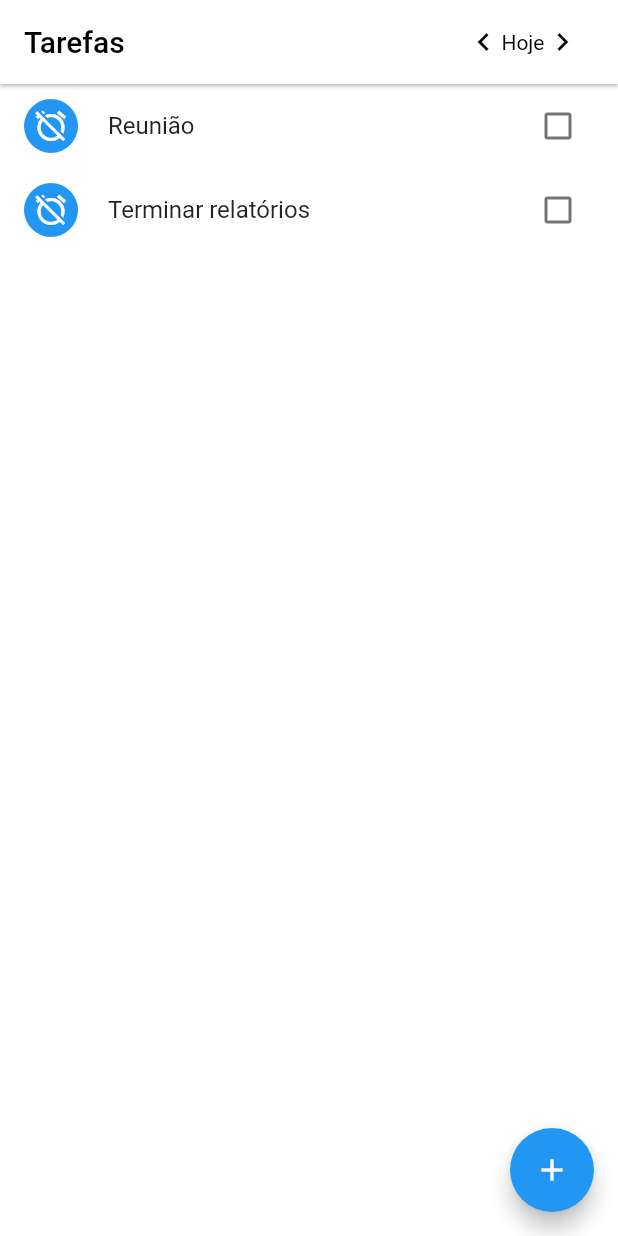
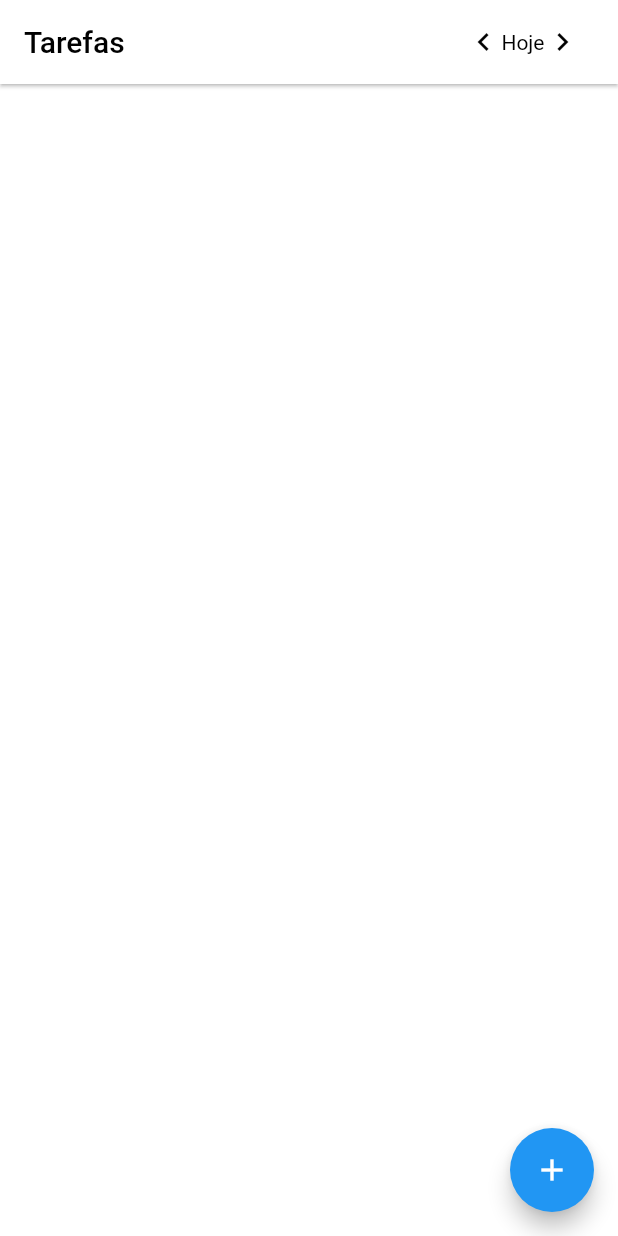
Before and after one commit to jpssantiago/task-app, a Flutter app: the screen it shows after launch, on a phone screen of 412 x 824 dp. Run offline on Flutter 3.47's test engine with Material 2 defaults, Android fonts, the phone set to English and light mode, and no system bars.

Commit message:
Code refactoring.

```diff
--- a/lib/data/test_data.dart
+++ /dev/null
@@ -1,18 +0,0 @@
-import 'package:task_app/models/task.dart';
-
-class TestData {
-  static List<Task> getTestTasks() {
-    return [
-      Task(
-        title: 'Reunião',
-        createdDate: DateTime.now(),
-        status: TaskStatus.active,
-      ),
-      Task(
-        title: 'Terminar relatórios',
-        createdDate: DateTime.now(),
-        status: TaskStatus.active,
-      ),
-    ];
-  }
-}
--- a/lib/modals/add_task/widgets/add_task.dart
+++ b/lib/modals/add_task/widgets/add_task.dart
@@ -24,7 +24,10 @@ class AddTask extends StatelessWidget {
       }
 
       var provider = Provider.of<TaskProvider>(context, listen: false);
-      provider.addTask(Task.createTask(text));
+      provider.addTask(Task.createTask(
+        title: text,
+        date: provider.selectedDate,
+      ));
 
       Navigator.of(context).pop();
 
--- a/lib/models/task.dart
+++ b/lib/models/task.dart
@@ -9,11 +9,11 @@ class Task {
     this.status,
   });
 
-  static Task createTask(String title) {
+  static Task createTask({String title, DateTime date}) {
     return Task(
       title: title,
       status: TaskStatus.active,
-      createdDate: DateTime.now(),
+      createdDate: date,
     );
   }
 }
--- a/lib/providers/task_provider.dart
+++ b/lib/providers/task_provider.dart
@@ -1,11 +1,11 @@
 import 'package:flutter/material.dart';
 
-import 'package:task_app/data/test_data.dart';
 import 'package:task_app/models/task.dart';
+import 'package:task_app/utils/date_provider_utils.dart';
 
 class TaskProvider extends ChangeNotifier {
   DateTime _selectedDate = DateTime.now();
-  List<Task> _tasks = TestData.getTestTasks();
+  List<Task> _tasks = [];
 
   DateTime get selectedDate => _selectedDate;
   // List<Task> get tasks => _tasks;
@@ -20,9 +20,8 @@ class TaskProvider extends ChangeNotifier {
     List<Task> list = [];
 
     for (Task task in _tasks) {
-      if (task.createdDate.year == selectedDate.year &&
-          task.createdDate.month == selectedDate.month &&
-          task.createdDate.day == selectedDate.day) {
+      bool sameDay = DateProviderUtils.sameDay(task.createdDate, selectedDate);
+      if (sameDay) {
         list.add(task);
       }
     }
--- a/lib/utils/date_provider_utils.dart
+++ b/lib/utils/date_provider_utils.dart
@@ -22,4 +22,10 @@ class DateProviderUtils {
 
     return date.day.toString();
   }
+
+  static bool sameDay(DateTime date1, DateTime date2) {
+    return date1.year == date2.year &&
+        date1.month == date2.month &&
+        date1.day == date2.day;
+  }
 }
```
